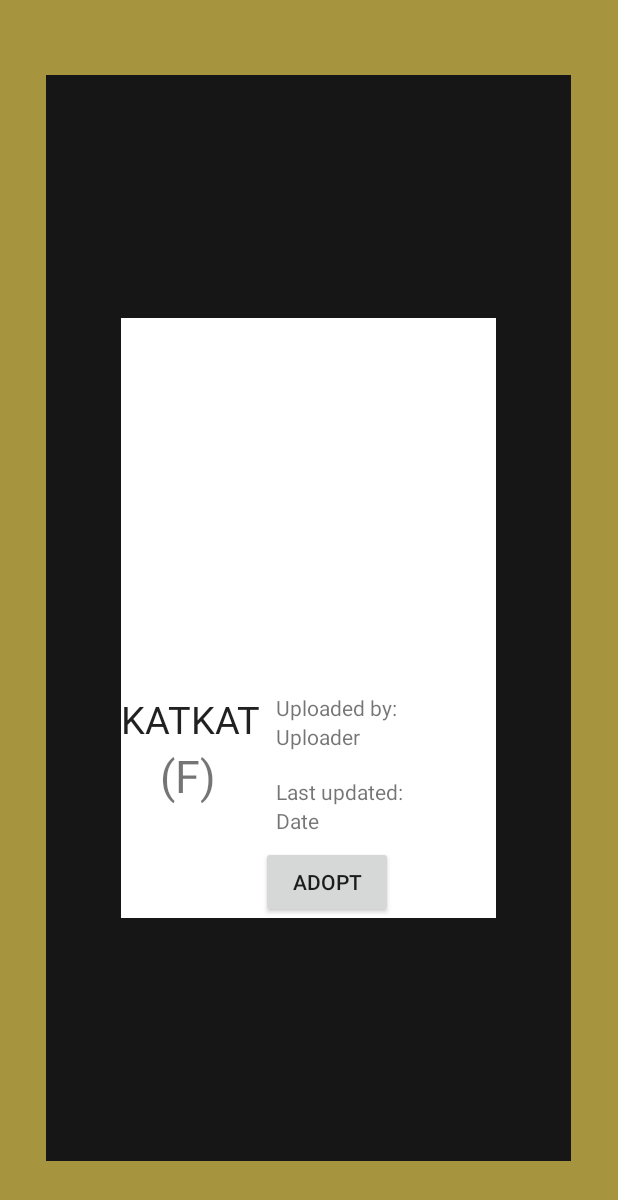
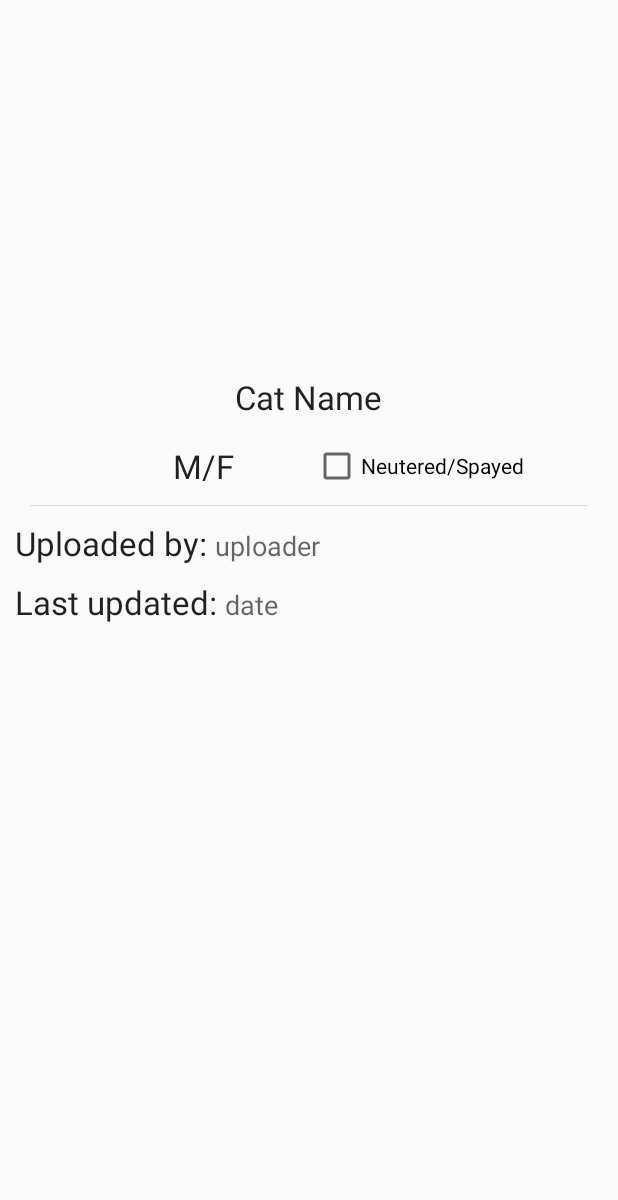
Before and after one commit to kurt-bautista/cat-adopter, an Android app: the layout cat_more_info.xml on its own in the app's theme, with its tools: preview values and no code run, on a phone screen of 412 x 824 dp. Shown: the top 1200 px of the screen. Run offline under Robolectric (Android 15) with nearby library versions, the phone set to English and light mode, and no system bars.

Commit message:
UI changes, search view, cat dialog redesign

```diff
--- a/app/src/main/res/layout/cat_more_info.xml
+++ b/app/src/main/res/layout/cat_more_info.xml
@@ -2,105 +2,98 @@
 <RelativeLayout xmlns:android="http://schemas.android.com/apk/res/android"
     android:layout_width="match_parent"
     android:layout_height="match_parent"
-    android:weightSum="1"
-    android:background="#e59e8b2a">
+    android:padding="10dp">
 
-    <TextView
-        android:layout_width="350dp"
-        android:layout_height="350dp"
-        android:textAppearance="?android:attr/textAppearanceLarge"
-        android:id="@+id/textView4"
-        android:layout_centerHorizontal="true"
-        android:layout_alignParentBottom="true"
-        android:layout_alignParentTop="true"
-        android:layout_marginTop="50dp"
-        android:layout_marginBottom="50dp"
-        android:background="#161616"
-        android:layout_marginLeft="27dp"
-        android:layout_marginRight="27dp" />
-
-    <TextView
-        android:layout_width="250dp"
-        android:layout_height="400dp"
-        android:id="@+id/textView"
-        android:background="#ffffff"
+    <LinearLayout
+        android:orientation="vertical"
+        android:layout_width="match_parent"
+        android:layout_height="match_parent"
         android:layout_centerVertical="true"
-        android:layout_centerHorizontal="true" />
+        android:layout_centerHorizontal="true">
 
         <ImageView
-        android:layout_width="250dp"
-        android:layout_height="250dp"
-        android:id="@+id/imageView3"
-        android:layout_alignTop="@+id/textView"
-        android:layout_centerHorizontal="true" />
+            android:layout_width="200dp"
+            android:layout_height="200dp"
+            android:id="@+id/catDialogImage"
+            android:layout_gravity="center_horizontal"
+            android:layout_margin="20dp"/>
 
         <TextView
             android:layout_width="wrap_content"
             android:layout_height="wrap_content"
             android:textAppearance="?android:attr/textAppearanceLarge"
-        android:text="KATKAT"
-        android:id="@+id/name"
-        android:textSize="25dp"
-        android:layout_below="@+id/imageView3"
-        android:layout_alignLeft="@+id/imageView3"
-        android:layout_alignStart="@+id/imageView3" />
+            android:text="Cat Name"
+            android:id="@+id/catNameDialogText"
+            android:layout_gravity="center_horizontal"
+            android:layout_marginBottom="15dp"/>
+
+        <LinearLayout
+            android:orientation="horizontal"
+            android:layout_width="match_parent"
+            android:layout_height="wrap_content"
+            android:gravity="center"
+            android:weightSum="2">
 
             <TextView
                 android:layout_width="wrap_content"
                 android:layout_height="wrap_content"
-        android:text="Uploaded by:"
-        android:id="@+id/textView2"
-        android:layout_below="@+id/imageView3"
-        android:layout_toRightOf="@+id/name"
-        android:layout_toEndOf="@+id/name"
-        android:layout_marginLeft="10dp" />
+                android:textAppearance="?android:attr/textAppearanceLarge"
+                android:text="M/F"
+                android:gravity="center"
+                android:layout_weight="1"
+                android:id="@+id/genderDialogText" />
+
+            <CheckBox
+                android:layout_width="wrap_content"
+                android:layout_height="wrap_content"
+                android:text="Neutered/Spayed"
+                android:id="@+id/neuteredDialogCheckBox"
+                android:checked="false" />
+        </LinearLayout>
+
+        <View style="@style/Divider"
+            android:layout_margin="10dp"/>
+
+        <LinearLayout
+            android:orientation="horizontal"
+            android:layout_width="match_parent"
+            android:layout_height="wrap_content"
+            android:layout_gravity="center_horizontal">
 
             <TextView
                 android:layout_width="wrap_content"
                 android:layout_height="wrap_content"
-        android:text="Uploader"
-        android:id="@+id/uploader"
-        android:layout_below="@+id/textView2"
-        android:layout_alignLeft="@+id/textView2"
-        android:layout_alignStart="@+id/textView2" />
-
-    <Button
-        android:layout_width="wrap_content"
-        android:layout_height="wrap_content"
-        android:text="ADOPT"
-        android:id="@+id/adoptButton"
-        android:layout_alignBottom="@+id/textView"
-        android:layout_toRightOf="@+id/gender"
-        android:layout_toEndOf="@+id/gender" />
+                android:textAppearance="?android:attr/textAppearanceLarge"
+                android:text="Uploaded by: "
+                android:id="@+id/uploadedByLabel"
+                android:layout_marginBottom="10dp"/>
 
             <TextView
                 android:layout_width="wrap_content"
                 android:layout_height="wrap_content"
-        android:text="Last updated:"
-        android:id="@+id/textView5"
-        android:layout_alignBottom="@+id/gender"
-        android:layout_alignLeft="@+id/uploader"
-        android:layout_alignStart="@+id/uploader" />
+                android:textAppearance="?android:attr/textAppearanceMedium"
+                android:text="uploader"
+                android:id="@+id/uploaderDialogText" />
+        </LinearLayout>
+
+        <LinearLayout
+            android:orientation="horizontal"
+            android:layout_width="match_parent"
+            android:layout_height="wrap_content">
 
             <TextView
                 android:layout_width="wrap_content"
                 android:layout_height="wrap_content"
-        android:text="Date"
-        android:id="@+id/date"
-        android:layout_below="@+id/gender"
-        android:layout_alignLeft="@+id/textView5"
-        android:layout_alignStart="@+id/textView5" />
+                android:textAppearance="?android:attr/textAppearanceLarge"
+                android:text="Last updated: "
+                android:id="@+id/lastUpdatedLabel" />
 
             <TextView
                 android:layout_width="wrap_content"
                 android:layout_height="wrap_content"
-        android:text="(F)"
-        android:id="@+id/gender"
-        android:textSize="30dp"
-        android:layout_marginRight="30dp"
-        android:layout_marginEnd="30dp"
-        android:layout_below="@+id/name"
-        android:layout_alignRight="@+id/name"
-        android:layout_alignEnd="@+id/name" />
-
+                android:textAppearance="?android:attr/textAppearanceMedium"
+                android:text="date"
+                android:id="@+id/lastUpdatedDialogText" />
+        </LinearLayout>
+    </LinearLayout>
 </RelativeLayout>
--- a/app/src/main/res/values/colors.xml
+++ b/app/src/main/res/values/colors.xml
@@ -1,6 +1,6 @@
 <?xml version="1.0" encoding="utf-8"?>
 <resources>
-    <color name="colorPrimary">#3F51B5</color>
-    <color name="colorPrimaryDark">#303F9F</color>
-    <color name="colorAccent">#FF4081</color>
+    <color name="colorPrimary">#4CAF50</color>
+    <color name="colorPrimaryDark">#388E3C</color>
+    <color name="colorAccent">#1976D2</color>
 </resources>
--- a/app/src/main/res/values/strings.xml
+++ b/app/src/main/res/values/strings.xml
@@ -1,4 +1,5 @@
 <resources>
+
     <string name="app_name">CatAdopter</string>
     <string name="welcome">Welcome</string>
     <string name="email">Email</string>
@@ -12,6 +13,8 @@
     <string name="confirmRegister">Confirm</string>
     <string name="drawer_open">Open</string>
     <string name="drawer_close">Close</string>
+    <string name="search_text">Search</string>
+
     <string-array name="screens_array">
         <item>Home</item>
         <item>Your Cats</item>
@@ -20,6 +23,4 @@
         <item>Sign Out</item>
     </string-array>
 
-    <!-- TODO: Remove or change this placeholder text -->
-    <string name="hello_blank_fragment">Hello blank fragment</string>
 </resources>
--- a/app/src/main/res/values/styles.xml
+++ b/app/src/main/res/values/styles.xml
@@ -1,11 +1,22 @@
 <resources>
 
     <!-- Base application theme. -->
-    <style name="AppTheme" parent="Theme.AppCompat.Light.DarkActionBar">
+    <style name="AppTheme" parent="Theme.AppCompat.Light">
         <!-- Customize your theme here. -->
         <item name="colorPrimary">@color/colorPrimary</item>
         <item name="colorPrimaryDark">@color/colorPrimaryDark</item>
         <item name="colorAccent">@color/colorAccent</item>
     </style>
 
+    <style name="AppTheme.NoActionBar">
+        <item name="windowActionBar">false</item>
+        <item name="windowNoTitle">true</item>
+    </style>
+
+    <style name="Divider">
+        <item name="android:layout_width">match_parent</item>
+        <item name="android:layout_height">1px</item>
+        <item name="android:background">?android:attr/listDivider</item>
+    </style>
+
 </resources>
--- /dev/null
+++ b/app/src/main/res/xml/searchable.xml
@@ -0,0 +1,4 @@
+<?xml version="1.0" encoding="utf-8"?>
+<searchable xmlns:android="http://schemas.android.com/apk/res/android"
+    android:label="@string/app_name"
+    android:hint="@string/search_text"/>
```
Also changed, not shown: app/src/main/AndroidManifest.xml (+8 -8 lines), app/src/main/java/com/pelaez/bautista/catadopter/CatDialog.java (+13 -5 lines), app/src/main/java/com/pelaez/bautista/catadopter/MainActivity.java (+15 -3 lines), app/src/main/res/layout/activity_main.xml (+17 -10 lines), app/src/main/res/menu/menu_main.xml (+4 -3 lines). Lines whose indentation alone changed are shown as unchanged.
